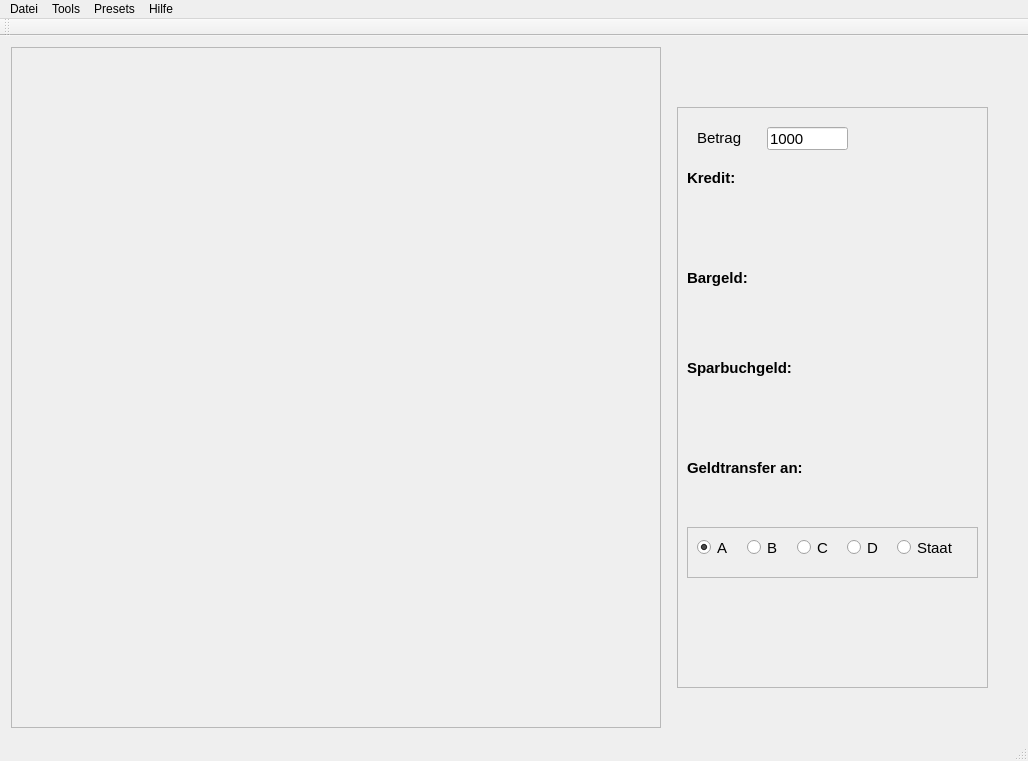
Above: mainwindow.ui from FankStimmel/Bankbilanz before the change. Below: the same form after it.
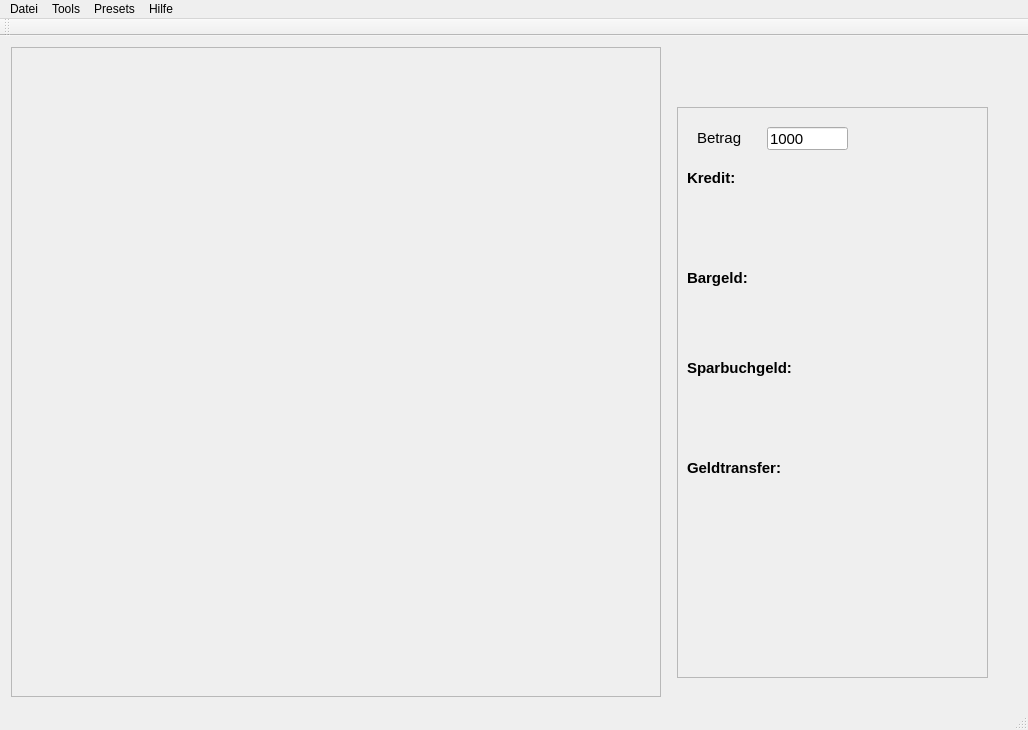
That is the form after the change. The open tabs and pages were chosen to show the change.

Diff of the .ui file:
```diff
--- a/mainwindow.ui
+++ b/mainwindow.ui
@@ -7,7 +7,7 @@
     <x>0</x>
     <y>0</y>
     <width>1024</width>
-    <height>761</height>
+    <height>727</height>
    </rect>
   </property>
   <property name="windowTitle">
@@ -67,7 +67,7 @@
           <x>10</x>
           <y>60</y>
           <width>311</width>
-          <height>581</height>
+          <height>571</height>
          </rect>
         </property>
         <property name="font">
@@ -123,120 +123,6 @@
           <string>1000</string>
          </property>
         </widget>
-        <widget class="QFrame" name="frame_2">
-         <property name="geometry">
-          <rect>
-           <x>10</x>
-           <y>420</y>
-           <width>291</width>
-           <height>51</height>
-          </rect>
-         </property>
-         <property name="frameShape">
-          <enum>QFrame::StyledPanel</enum>
-         </property>
-         <property name="frameShadow">
-          <enum>QFrame::Raised</enum>
-         </property>
-         <widget class="QRadioButton" name="radioButtonAnA">
-          <property name="geometry">
-           <rect>
-            <x>10</x>
-            <y>10</y>
-            <width>41</width>
-            <height>21</height>
-           </rect>
-          </property>
-          <property name="font">
-           <font>
-            <weight>50</weight>
-            <bold>false</bold>
-           </font>
-          </property>
-          <property name="text">
-           <string>A</string>
-          </property>
-          <property name="checked">
-           <bool>true</bool>
-          </property>
-         </widget>
-         <widget class="QRadioButton" name="radioButtonAnB">
-          <property name="geometry">
-           <rect>
-            <x>60</x>
-            <y>10</y>
-            <width>41</width>
-            <height>21</height>
-           </rect>
-          </property>
-          <property name="font">
-           <font>
-            <weight>50</weight>
-            <bold>false</bold>
-           </font>
-          </property>
-          <property name="text">
-           <string>B</string>
-          </property>
-         </widget>
-         <widget class="QRadioButton" name="radioButtonAnC">
-          <property name="geometry">
-           <rect>
-            <x>110</x>
-            <y>10</y>
-            <width>41</width>
-            <height>21</height>
-           </rect>
-          </property>
-          <property name="font">
-           <font>
-            <weight>50</weight>
-            <bold>false</bold>
-           </font>
-          </property>
-          <property name="text">
-           <string>C</string>
-          </property>
-         </widget>
-         <widget class="QRadioButton" name="radioButtonAnD">
-          <property name="geometry">
-           <rect>
-            <x>160</x>
-            <y>10</y>
-            <width>41</width>
-            <height>21</height>
-           </rect>
-          </property>
-          <property name="font">
-           <font>
-            <weight>50</weight>
-            <bold>false</bold>
-           </font>
-          </property>
-          <property name="text">
-           <string>D</string>
-          </property>
-         </widget>
-         <widget class="QRadioButton" name="radioButtonAnStaat">
-          <property name="geometry">
-           <rect>
-            <x>210</x>
-            <y>10</y>
-            <width>71</width>
-            <height>21</height>
-           </rect>
-          </property>
-          <property name="font">
-           <font>
-            <weight>50</weight>
-            <bold>false</bold>
-           </font>
-          </property>
-          <property name="text">
-           <string>Staat</string>
-          </property>
-         </widget>
-        </widget>
         <widget class="QLabel" name="label_14">
          <property name="geometry">
           <rect>
@@ -273,7 +159,7 @@
           </rect>
          </property>
          <property name="text">
-          <string>Geldtransfer an:</string>
+          <string>Geldtransfer:</string>
          </property>
         </widget>
         <widget class="QLabel" name="label_7">
```
Left out of the diff: 83 changed lines with no effect on the pictures.
